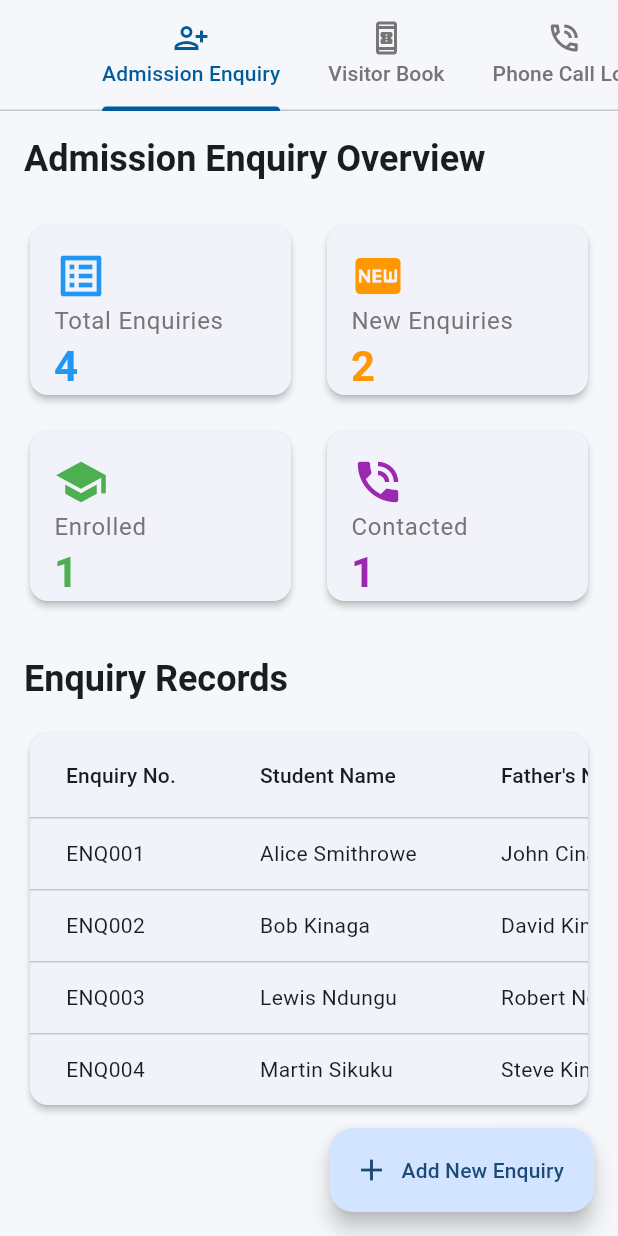
After one commit to lewisking2016/school_management, a Flutter app: the FrontOfficeScreen screen opened directly, on a phone screen of 412 x 824 dp. The commit adds this screen. Run offline on Flutter 3.47's test engine with Material 3 defaults, Android fonts, the phone set to English and light mode, and no system bars; our stand-ins replace firebase_auth, firebase_core, fl_chart, google_sign_in; accounts and stored records are empty.

Commit message:
new file:   lib/front_office_screen.dart 	modified:   lib/main_dashboard.dart

```diff
--- /dev/null
+++ b/lib/front_office_screen.dart
@@ -0,0 +1,401 @@
+import 'package:flutter/material.dart';
+
+class FrontOfficeScreen extends StatefulWidget {
+  const FrontOfficeScreen({super.key});
+
+  @override
+  State<FrontOfficeScreen> createState() => _FrontOfficeScreenState();
+}
+
+class _FrontOfficeScreenState extends State<FrontOfficeScreen>
+    with SingleTickerProviderStateMixin {
+  late final TabController _tabController;
+
+  // Define the tabs for the Front Office module
+  final List<Map<String, dynamic>> _tabs = [
+    {'icon': Icons.person_add_alt_1_outlined, 'label': 'Admission Enquiry'},
+    {'icon': Icons.book_online_outlined, 'label': 'Visitor Book'},
+    {'icon': Icons.phone_in_talk_outlined, 'label': 'Phone Call Log'},
+    {'icon': Icons.outbox_outlined, 'label': 'Postal Dispatch'},
+    {'icon': Icons.move_to_inbox_outlined, 'label': 'Postal Receive'},
+    {'icon': Icons.report_problem_outlined, 'label': 'Complain'},
+    {'icon': Icons.settings_outlined, 'label': 'Setup'},
+  ];
+
+  @override
+  void initState() {
+    super.initState();
+    _tabController = TabController(length: _tabs.length, vsync: this);
+  }
+
+  @override
+  void dispose() {
+    _tabController.dispose();
+    super.dispose();
+  }
+
+  @override
+  Widget build(BuildContext context) {
+    final theme = Theme.of(context);
+    return Scaffold(
+      // The AppBar is integrated into the main dashboard, so we only need the TabBar.
+      // If this screen were standalone, you would include an AppBar here.
+      appBar: TabBar(
+        controller: _tabController,
+        isScrollable: true,
+        labelColor: theme.colorScheme.primary,
+        unselectedLabelColor: Colors.grey.shade600,
+        indicatorColor: theme.colorScheme.primary,
+        tabs: _tabs.map((tab) {
+          return Tab(icon: Icon(tab['icon']), text: tab['label']);
+        }).toList(),
+      ),
+      body: TabBarView(
+        controller: _tabController,
+        children: [
+          const _AdmissionEnquiryTab(), // Replaced with the new tab content
+          _buildPlaceholderTab(
+            icon: Icons.book_online_outlined,
+            title: 'Visitor Book',
+            description: 'Check-in and manage all incoming visitors here.',
+          ),
+          _buildPlaceholderTab(
+            icon: Icons.phone_in_talk_outlined,
+            title: 'Phone Call Log',
+            description:
+                'Track and manage all incoming and outgoing phone calls.',
+          ),
+          _buildPlaceholderTab(
+            icon: Icons.outbox_outlined,
+            title: 'Postal Dispatch',
+            description: 'Manage all outgoing mail and package dispatches.',
+          ),
+          _buildPlaceholderTab(
+            icon: Icons.move_to_inbox_outlined,
+            title: 'Postal Receive',
+            description: 'Manage all incoming mail and package receipts.',
+          ),
+          _buildPlaceholderTab(
+            icon: Icons.report_problem_outlined,
+            title: 'Complain',
+            description:
+                'Track and resolve complaints from students, parents, and staff.',
+          ),
+          _buildPlaceholderTab(
+            icon: Icons.settings_outlined,
+            title: 'Setup Front Office',
+            description: 'Configure all front office operations and settings.',
+          ),
+        ],
+      ),
+    );
+  }
+
+  /// A generic placeholder widget for a tab's content.
+  Widget _buildPlaceholderTab({
+    required IconData icon,
+    required String title,
+    required String description,
+  }) {
+    final theme = Theme.of(context);
+    return Center(
+      child: Padding(
+        padding: const EdgeInsets.all(24.0),
+        child: Column(
+          mainAxisAlignment: MainAxisAlignment.center,
+          children: [
+            Icon(
+              icon,
+              size: 80,
+              color: theme.colorScheme.primary.withOpacity(0.6),
+            ),
+            const SizedBox(height: 24),
+            Text(
+              title,
+              style: theme.textTheme.headlineSmall?.copyWith(
+                fontWeight: FontWeight.bold,
+              ),
+              textAlign: TextAlign.center,
+            ),
+            const SizedBox(height: 8),
+            Text(
+              description,
+              style: theme.textTheme.titleMedium,
+              textAlign: TextAlign.center,
+            ),
+          ],
+        ),
+      ),
+    );
+  }
+}
+
+// New widget for the Admission Enquiry Tab
+class _AdmissionEnquiryTab extends StatefulWidget {
+  const _AdmissionEnquiryTab();
+
+  @override
+  State<_AdmissionEnquiryTab> createState() => _AdmissionEnquiryTabState();
+}
+
+class _AdmissionEnquiryTabState extends State<_AdmissionEnquiryTab> {
+  // Dummy data for enquiries
+  final List<Map<String, String>> _enquiries = [
+    {
+      'enquiryNo': 'ENQ001',
+      'studentName': 'Alice Smithrowe',
+      'fatherName': 'John Cina',
+      'fatherPhone': '123-456-7890',
+      'enquiryDate': '2023-10-20',
+      'status': 'New',
+      'source': 'Website',
+    },
+    {
+      'enquiryNo': 'ENQ002',
+      'studentName': 'Bob Kinaga',
+      'fatherName': 'David Kinaga',
+      'fatherPhone': '098-765-4321',
+      'enquiryDate': '2023-10-18',
+      'status': 'Contacted',
+      'source': 'Referral',
+    },
+    {
+      'enquiryNo': 'ENQ003',
+      'studentName': 'Lewis Ndungu',
+      'fatherName': 'Robert Ndungu',
+      'fatherPhone': '111-222-3333',
+      'enquiryDate': '2023-10-15',
+      'status': 'Enrolled',
+      'source': 'Walk-in',
+    },
+    {
+      'enquiryNo': 'ENQ004',
+      'studentName': 'Martin Sikuku',
+      'fatherName': 'Steve Kimani',
+      'fatherPhone': '444-555-6666',
+      'enquiryDate': '2023-10-10',
+      'status': 'New',
+      'source': 'Advertisement',
+    },
+  ];
+
+  @override
+  Widget build(BuildContext context) {
+    final theme = Theme.of(context);
+    final int totalEnquiries = _enquiries.length;
+    final int newEnquiries = _enquiries
+        .where((e) => e['status'] == 'New')
+        .length;
+    final int enrolledEnquiries = _enquiries
+        .where((e) => e['status'] == 'Enrolled')
+        .length;
+    final int contactedEnquiries = _enquiries
+        .where((e) => e['status'] == 'Contacted')
+        .length;
+
+    return Scaffold(
+      body: SingleChildScrollView(
+        padding: const EdgeInsets.all(16.0),
+        child: Column(
+          crossAxisAlignment: CrossAxisAlignment.start,
+          children: [
+            Text(
+              'Admission Enquiry Overview',
+              style: theme.textTheme.headlineSmall?.copyWith(
+                fontWeight: FontWeight.bold,
+              ),
+            ),
+            const SizedBox(height: 24),
+            // Summary Cards
+            GridView.count(
+              shrinkWrap: true,
+              physics: const NeverScrollableScrollPhysics(),
+              crossAxisCount: MediaQuery.of(context).size.width > 600 ? 4 : 2,
+              crossAxisSpacing: 16,
+              mainAxisSpacing: 16,
+              childAspectRatio: 1.5, // Adjust aspect ratio for card size
+              children: [
+                _buildSummaryCard(
+                  context,
+                  'Total Enquiries',
+                  totalEnquiries.toString(),
+                  Icons.list_alt,
+                  Colors.blue,
+                ),
+                _buildSummaryCard(
+                  context,
+                  'New Enquiries',
+                  newEnquiries.toString(),
+                  Icons.fiber_new,
+                  Colors.orange,
+                ),
+                _buildSummaryCard(
+                  context,
+                  'Enrolled',
+                  enrolledEnquiries.toString(),
+                  Icons.school,
+                  Colors.green,
+                ),
+                _buildSummaryCard(
+                  context,
+                  'Contacted',
+                  contactedEnquiries.toString(),
+                  Icons.phone_in_talk,
+                  Colors.purple,
+                ),
+              ],
+            ),
+            const SizedBox(height: 32),
+            Text(
+              'Enquiry Records',
+              style: theme.textTheme.headlineSmall?.copyWith(
+                fontWeight: FontWeight.bold,
+              ),
+            ),
+            const SizedBox(height: 16),
+            // Enquiry List/Table
+            Card(
+              elevation: 2,
+              shape: RoundedRectangleBorder(
+                borderRadius: BorderRadius.circular(12),
+              ),
+              child: SingleChildScrollView(
+                scrollDirection: Axis.horizontal,
+                child: DataTable(
+                  columns: const [
+                    DataColumn(label: Text('Enquiry No.')),
+                    DataColumn(label: Text('Student Name')),
+                    DataColumn(label: Text('Father\'s Name')),
+                    DataColumn(label: Text('Father\'s Phone')),
+                    DataColumn(label: Text('Enquiry Date')),
+                    DataColumn(label: Text('Status')),
+                    DataColumn(label: Text('Source')),
+                    DataColumn(label: Text('Actions')),
+                  ],
+                  rows: _enquiries.map((enquiry) {
+                    return DataRow(
+                      cells: [
+                        DataCell(Text(enquiry['enquiryNo']!)),
+                        DataCell(Text(enquiry['studentName']!)),
+                        DataCell(Text(enquiry['fatherName']!)),
+                        DataCell(Text(enquiry['fatherPhone']!)),
+                        DataCell(Text(enquiry['enquiryDate']!)),
+                        DataCell(
+                          Chip(
+                            label: Text(enquiry['status']!),
+                            backgroundColor: _getStatusColor(
+                              enquiry['status']!,
+                            ),
+                            labelStyle: const TextStyle(color: Colors.white),
+                          ),
+                        ),
+                        DataCell(Text(enquiry['source']!)),
+                        DataCell(
+                          Row(
+                            children: [
+                              IconButton(
+                                icon: const Icon(Icons.edit, size: 20),
+                                onPressed: () {
+                                  // todo: Implement edit functionality
+                                  ScaffoldMessenger.of(context).showSnackBar(
+                                    SnackBar(
+                                      content: Text(
+                                        'Edit ${enquiry['enquiryNo']}',
+                                      ),
+                                    ),
+                                  );
+                                },
+                              ),
+                              IconButton(
+                                icon: const Icon(Icons.delete, size: 20),
+                                onPressed: () {
+                                  // todo: Implement delete functionality
+                                  ScaffoldMessenger.of(context).showSnackBar(
+                                    SnackBar(
+                                      content: Text(
+                                        'Delete ${enquiry['enquiryNo']}',
+                                      ),
+                                    ),
+                                  );
+                                },
+                              ),
+                            ],
+                          ),
+                        ),
+                      ],
+                    );
+                  }).toList(),
+                ),
+              ),
+            ),
+          ],
+        ),
+      ),
+      floatingActionButton: FloatingActionButton.extended(
+        onPressed: () {
+          // todo: Implement add new enquiry functionality
+          ScaffoldMessenger.of(context).showSnackBar(
+            const SnackBar(content: Text('Add New Enquiry form coming soon!')),
+          );
+        },
+        label: const Text('Add New Enquiry'),
+        icon: const Icon(Icons.add),
+      ),
+    );
+  }
+
+  Widget _buildSummaryCard(
+    BuildContext context,
+    String title,
+    String value,
+    IconData icon,
+    Color color,
+  ) {
+    final theme = Theme.of(context);
+    return Card(
+      elevation: 2,
+      shape: RoundedRectangleBorder(borderRadius: BorderRadius.circular(12)),
+      child: Padding(
+        padding: const EdgeInsets.all(16.0),
+        child: Column(
+          crossAxisAlignment: CrossAxisAlignment.start,
+          mainAxisAlignment: MainAxisAlignment.spaceBetween,
+          children: [
+            Icon(icon, size: 36, color: color),
+            Column(
+              crossAxisAlignment: CrossAxisAlignment.start,
+              children: [
+                Text(
+                  title,
+                  style: theme.textTheme.bodyLarge?.copyWith(
+                    color: Colors.grey.shade600,
+                  ),
+                ),
+                Text(
+                  value,
+                  style: theme.textTheme.headlineMedium?.copyWith(
+                    fontWeight: FontWeight.bold,
+                    color: color,
+                  ),
+                ),
+              ],
+            ),
+          ],
+        ),
+      ),
+    );
+  }
+
+  Color _getStatusColor(String status) {
+    switch (status) {
+      case 'New':
+        return Colors.orange;
+      case 'Contacted':
+        return Colors.blue;
+      case 'Enrolled':
+        return Colors.green;
+      default:
+        return Colors.grey;
+    }
+  }
+}
--- a/lib/main_dashboard.dart
+++ b/lib/main_dashboard.dart
@@ -1,7 +1,7 @@
 import 'package:flutter/material.dart';
 import 'package:firebase_auth/firebase_auth.dart';
 import 'package:fl_chart/fl_chart.dart';
-import 'package:school_management/attendance_management_screen.dart';
+import 'package:school_management/front_office_screen.dart';
 
 class MainDashboardScreen extends StatefulWidget {
   const MainDashboardScreen({super.key});
@@ -13,6 +13,44 @@ class MainDashboardScreen extends StatefulWidget {
 class _MainDashboardScreenState extends State<MainDashboardScreen> {
   User? user = FirebaseAuth.instance.currentUser;
   int _selectedIndex = 0;
+
+  final List<Map<String, dynamic>> destinations = [
+    {'icon': Icons.space_dashboard_outlined, 'label': 'Home'}, // Dashboard
+    {'icon': Icons.meeting_room_outlined, 'label': 'Front Office'},
+    {'icon': Icons.people_outline, 'label': 'Student Information'},
+    {'icon': Icons.receipt_long_outlined, 'label': 'Fees Collection'},
+    {'icon': Icons.play_circle_outline, 'label': 'E-Learning / Online Course'},
+    {'icon': Icons.school_outlined, 'label': 'Academic'},
+    {'icon': Icons.business_outlined, 'label': 'Multi Branch'},
+    {'icon': Icons.video_call_outlined, 'label': 'G-Meet Live Classes'},
+    {'icon': Icons.duo_outlined, 'label': 'Zoom Live Classes'},
+    {'icon': Icons.gavel_outlined, 'label': 'Disciplinary / Behavior'},
+    {'icon': Icons.arrow_downward_outlined, 'label': 'Income'},
+    {'icon': Icons.arrow_upward_outlined, 'label': 'Expenses'},
+    {'icon': Icons.grade_outlined, 'label': 'CBSE Examination'},
+    {'icon': Icons.quiz_outlined, 'label': 'Examination / Online Examination'},
+    {
+      'icon': Icons.qr_code_scanner_outlined,
+      'label': 'Attendance / QR Code Attendance',
+    },
+    {'icon': Icons.calendar_today_outlined, 'label': 'Annual School Calendar'},
+    {'icon': Icons.rule_folder_outlined, 'label': 'Lesson Plan'},
+    {'icon': Icons.badge_outlined, 'label': 'Human Resource'},
+    {
+      'icon': Icons.supervised_user_circle_outlined,
+      'label': 'Teacher Management',
+    },
+    {'icon': Icons.local_library_outlined, 'label': 'Library'},
+    {'icon': Icons.inventory_2_outlined, 'label': 'Inventory / Procurement'},
+    {'icon': Icons.directions_bus_outlined, 'label': 'Transport / Logistics'},
+    {'icon': Icons.hotel_outlined, 'label': 'Hostel / Room Management'},
+    {'icon': Icons.card_membership_outlined, 'label': 'Certificate'},
+    {'icon': Icons.web_outlined, 'label': 'Front CMS'},
+    {'icon': Icons.groups_outlined, 'label': 'Alumni'},
+    {'icon': Icons.assessment_outlined, 'label': 'Reports'},
+    {'icon': Icons.settings_outlined, 'label': 'System Setting'},
+    {'icon': Icons.person_outline, 'label': 'Profile'},
+  ];
 
   @override
   void initState() {
@@ -51,19 +89,6 @@ class _MainDashboardScreenState extends State<MainDashboardScreen> {
   @override
   Widget build(BuildContext context) {
     final theme = Theme.of(context);
-
-    final List<Map<String, dynamic>> destinations = [
-      {'icon': Icons.space_dashboard_outlined, 'label': 'Home'},
-      {'icon': Icons.checklist_rtl_outlined, 'label': 'Attendance Management'},
-      {'icon': Icons.menu_book_outlined, 'label': 'Curriculum'},
-      {'icon': Icons.assignment_outlined, 'label': 'Assignments'},
-      {'icon': Icons.schedule_outlined, 'label': 'Timetable'},
-      {'icon': Icons.celebration_outlined, 'label': 'Events'},
-      {'icon': Icons.assessment_outlined, 'label': 'Reports'},
-      {'icon': Icons.account_balance_wallet_outlined, 'label': 'Financials'},
-      {'icon': Icons.chat_bubble_outline, 'label': 'Communication'},
-      {'icon': Icons.person_outline, 'label': 'Profile'},
-    ];
 
     final drawer = Drawer(
       child: Column(
@@ -180,31 +205,20 @@ class _MainDashboardScreenState extends State<MainDashboardScreen> {
   }
 
   Widget _buildMainContent(ThemeData theme) {
-    final destinations = [
-      'Home',
-      'Attendance Management',
-      'Curriculum',
-      'Assignments',
-      'Timetable',
-      'Events & Activities',
-      'Reports',
-      'Financials',
-      'Communication',
-      'Profile',
-    ];
-
+    final String currentLabel = destinations[_selectedIndex]['label'];
     // Main Dashboard UI
-    if (_selectedIndex == 0) {
+    switch (currentLabel) {
+      case 'Home':
         return _buildDashboardHome(theme);
-    } else if (destinations[_selectedIndex] == 'Attendance Management') {
-      return const AttendanceManagementScreen();
-    } else if (destinations[_selectedIndex] == 'Profile') {
+      case 'Profile':
         return _buildProfileScreen(theme);
-    } else {
+      case 'Front Office':
+        return const FrontOfficeScreen();
+      default:
         // Placeholder for other module screens
         return Center(
           child: Text(
-          '${destinations[_selectedIndex]} Screen',
+            '$currentLabel Screen',
             style: theme.textTheme.headlineMedium,
           ),
         );
```
Lines whose indentation alone changed are shown as unchanged.
